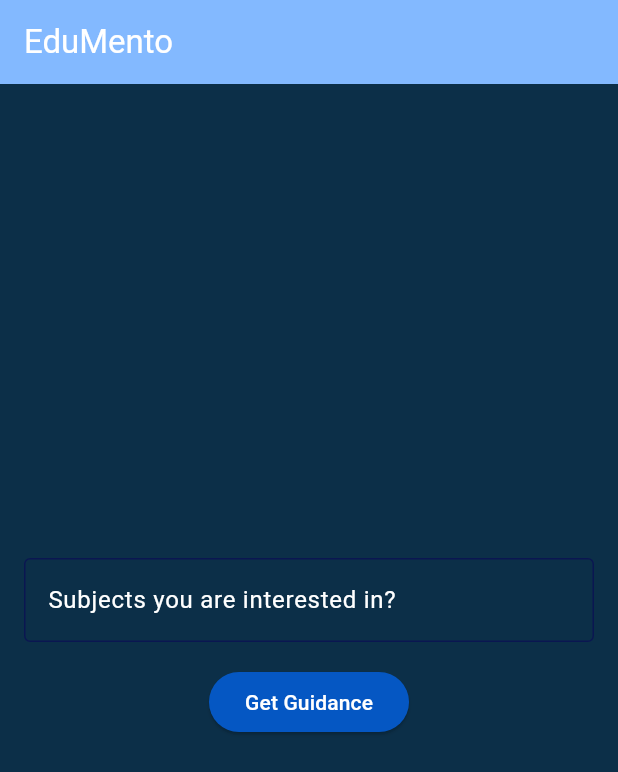
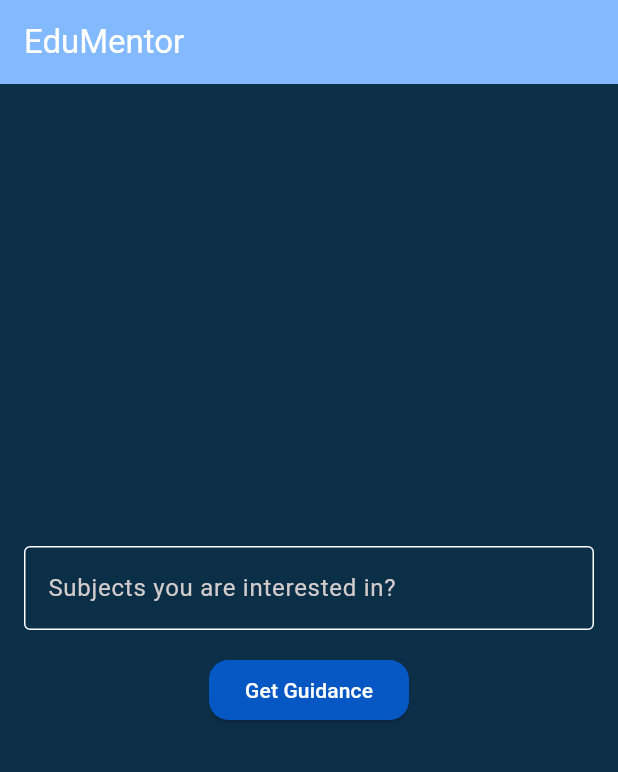
Before and after one commit to Flexxxlab/AIApp, a Flutter app: the screen it shows after launch, on a phone screen of 412 x 824 dp. Shown: the top 772 px of the screen. Run offline on Flutter 3.47's test engine with Material 3 defaults, Android fonts, the phone set to English and light mode, and no system bars.

Commit message:
UI Clearup

```diff
--- a/lib/home.dart
+++ b/lib/home.dart
@@ -82,7 +82,7 @@ class _AIChatScreenState extends State<AIChatScreen> {
   Widget build(BuildContext context) {
     return Scaffold(
       appBar: AppBar(
-        title: const Text("EduMento"),
+        title: const Text("EduMentor"),
       ),
       body: Padding(
         padding: const EdgeInsets.all(16.0),
@@ -94,18 +94,19 @@ class _AIChatScreenState extends State<AIChatScreen> {
             TextField(
               controller: _textFieldController,
               cursorColor: Theme.of(context).primaryColor,
+              style: const TextStyle(color: Colors.white),
               decoration: InputDecoration(
-                border: OutlineInputBorder(
-                  borderSide: BorderSide(color: Theme.of(context).primaryColor),
+                border: const OutlineInputBorder(
+                  borderSide: BorderSide(color: Colors.white),
                 ),
-                focusedBorder: OutlineInputBorder(
-                  borderSide: BorderSide(color: Theme.of(context).primaryColor),
+                focusedBorder: const OutlineInputBorder(
+                  borderSide: BorderSide(color: Colors.white),
                 ),
-                enabledBorder: OutlineInputBorder(
-                  borderSide: BorderSide(color: Theme.of(context).primaryColor),
+                enabledBorder: const OutlineInputBorder(
+                  borderSide: BorderSide(color: Colors.white),
                 ),
                 labelText: 'Subjects you are interested in?',
-                labelStyle: const TextStyle(color: Colors.white),
+                labelStyle: const TextStyle(color: Color.fromARGB(255, 211, 204, 204)),
                 suffixIcon: _textFieldController.text.isNotEmpty
                     ? IconButton(
                         icon: const Icon(Icons.clear),
@@ -138,7 +139,9 @@ class _AIChatScreenState extends State<AIChatScreen> {
             const SizedBox(height: 16),
 
             // Show loading indicator while fetching response
-            if (_isLoading) const Center(child: CircularProgressIndicator()),
+            if (_isLoading) const Center(child: CircularProgressIndicator(color: Colors.white)),
+
+            const SizedBox(height: 16),
 
             // Display the response
             if (_response.isNotEmpty)
--- a/lib/main.dart
+++ b/lib/main.dart
@@ -24,6 +24,10 @@ class MyAIApp extends StatelessWidget {
           style: ElevatedButton.styleFrom(
             backgroundColor: const Color.fromARGB(255, 5, 87, 195),
             foregroundColor: Colors.white,
+            shape: RoundedRectangleBorder(
+              borderRadius: BorderRadius.circular(13),
+            ),
+
           ),
         ),
       ),
```
